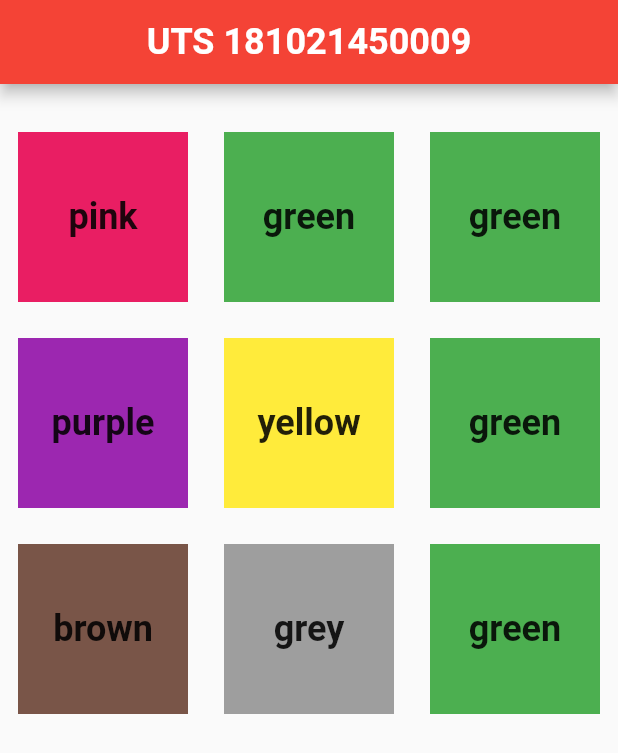
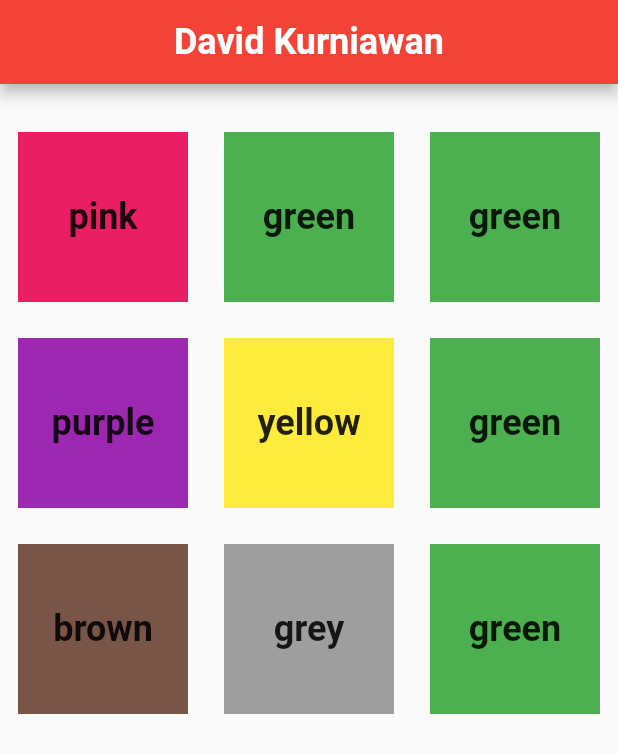
Before and after one commit to davidkurniawan/uts_18102145009, a Flutter app: the screen it shows after launch, on a phone screen of 412 x 824 dp. Shown: the top 753 px of the screen. Run offline on Flutter 3.47's test engine with Material 2 defaults, Android fonts, the light colour scheme and no system bars.

Commit message:
Update main.dart

```diff
--- a/lib/main.dart
+++ b/lib/main.dart
@@ -16,7 +16,7 @@ class _MyAppState extends State<MyApp> {
     return Scaffold(
         appBar: AppBar(
           title: Text(
-            "UTS 181021450009",
+            "David Kurniawan",
             style: new TextStyle(fontSize: 24.0, fontWeight: FontWeight.bold),
           ),
           backgroundColor: Colors.red,
```
